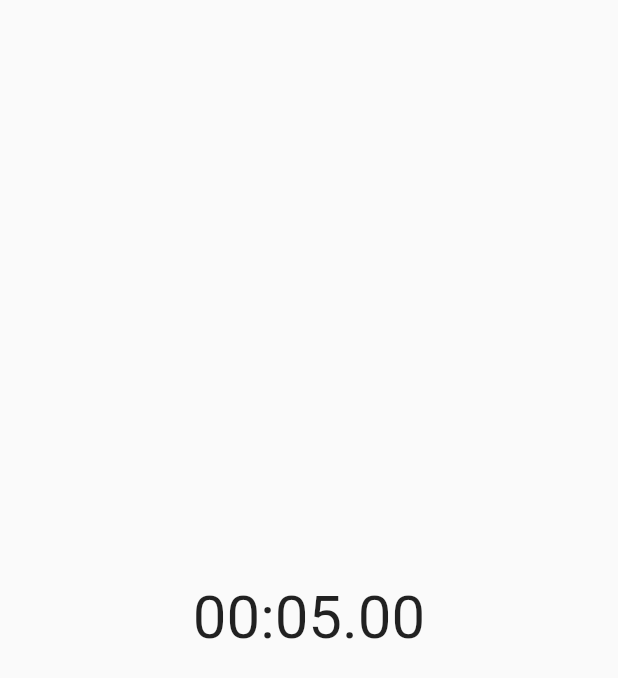
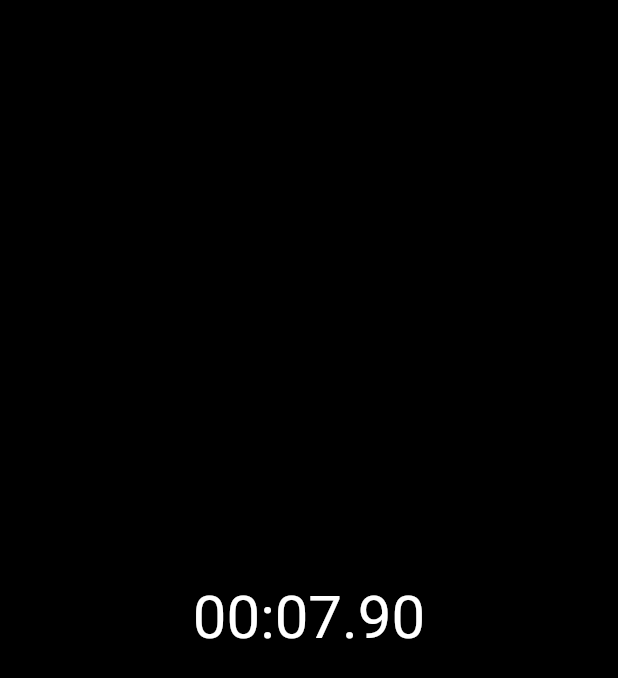
Before and after one commit to BD911-Coder/stop_watch_ui_with_flutter, a Flutter app: the screen it shows after launch, on a phone screen of 412 x 824 dp. Shown: the top 678 px of the screen. Run offline on Flutter 3.47's test engine with Material 2 defaults, Android fonts, the phone set to English and light mode, and no system bars.

Commit message:
stopwatch.dart updated

```diff
--- a/lib/main.dart
+++ b/lib/main.dart
@@ -1,5 +1,6 @@
 import 'package:flutter/material.dart';
-import 'ui/stopwatch.dart';
+import 'package:flutter/services.dart';
+import 'screens/stopwatch.dart';
 
 void main() {
   runApp(MyApp());
@@ -11,18 +12,29 @@ class MyApp extends StatelessWidget {
     return MaterialApp(
       debugShowCheckedModeBanner: false,
       home: MyHomePage(),
+      theme: ThemeData.dark().copyWith(
+        scaffoldBackgroundColor: Colors.black,
+      ),
     );
   }
 }
 
-class MyHomePage extends StatelessWidget {
+class MyHomePage extends StatefulWidget {
   MyHomePage({Key? key}) : super(key: key);
 
   @override
+  State<MyHomePage> createState() => _MyHomePageState();
+}
+
+class _MyHomePageState extends State<MyHomePage> {
+  @override
   Widget build(BuildContext context) {
-    return Scaffold(
-      body: Center(
-        child: Stopwatch(),
+    return AnnotatedRegion<SystemUiOverlayStyle>(
+      value: SystemUiOverlayStyle.light,
+      child: Scaffold(
+        body: Center(
+          child: Stopwatch(),
+        ),
       ),
     );
   }
--- /dev/null
+++ b/lib/screens/stopwatch.dart
@@ -0,0 +1,37 @@
+import 'dart:async';
+
+import 'package:flutter/material.dart';
+
+import 'elapsed_time_text_basic.dart';
+
+class Stopwatch extends StatefulWidget {
+  @override
+  _StopwatchState createState() => _StopwatchState();
+}
+
+class _StopwatchState extends State<Stopwatch> {
+  late DateTime _initialTime;
+  Duration _elapsedTime = Duration.zero;
+
+  @override
+  void initState() {
+    super.initState();
+    _initialTime = DateTime.now();
+    Timer.periodic(
+      Duration(microseconds: 50),
+      (_timer) {
+        final now = DateTime.now();
+        setState(() {
+          _elapsedTime = now.difference(_initialTime);
+        });
+      },
+    );
+  }
+
+  @override
+  Widget build(BuildContext context) {
+    return ElapsedTimeTextBasic(
+      elapsed: _elapsedTime,
+    );
+  }
+}
--- a/lib/ui/stopwatch.dart
+++ /dev/null
@@ -1,17 +0,0 @@
-import 'package:flutter/material.dart';
-
-import 'elapsed_time_text_basic.dart';
-
-class Stopwatch extends StatefulWidget {
-  @override
-  _StopwatchState createState() => _StopwatchState();
-}
-
-class _StopwatchState extends State<Stopwatch> {
-  @override
-  Widget build(BuildContext context) {
-    return ElapsedTimeTextBasic(
-      elapsed: Duration(seconds: 5),
-    );
-  }
-}
```
Also changed, not shown: lib/screens/elapsed_time_text.dart (renamed from lib/ui/elapsed_time_text.dart), lib/screens/elapsed_time_text_basic.dart (renamed from lib/ui/elapsed_time_text_basic.dart), lib/screens/reset_button.dart (renamed from lib/ui/reset_button.dart), lib/screens/start_stop_button.dart (renamed from lib/ui/start_stop_button.dart).
